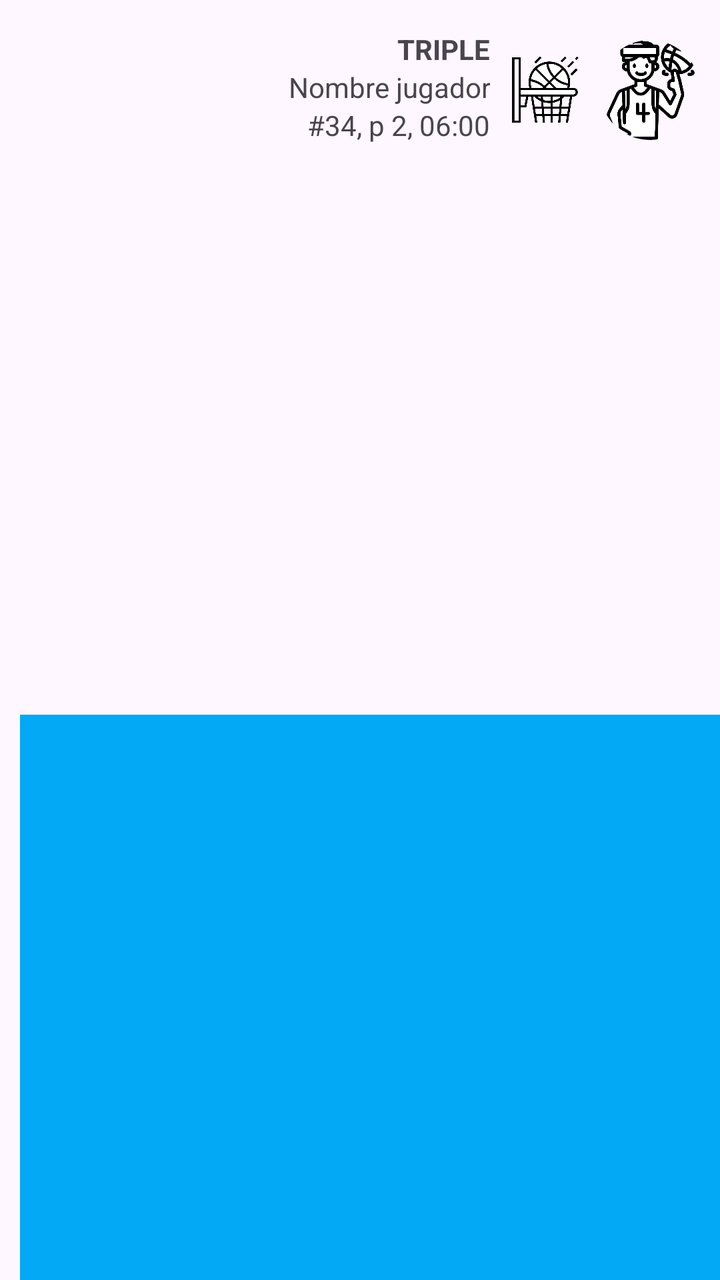
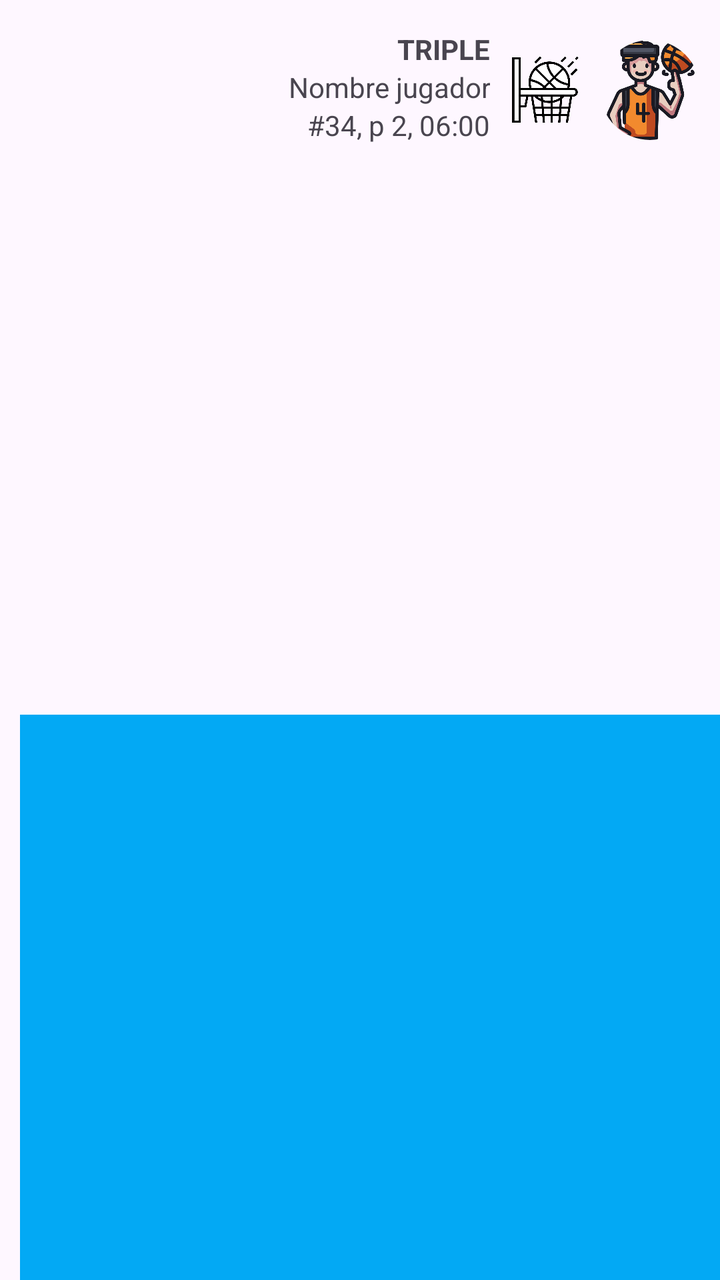

An Android layout rendered at two revisions. The XML below is the earlier revision; the diff shows what the commit changed to produce the second picture.
<!-- AndroidManifest.xml: application theme Theme.UBB_estadistica -->
<!-- res/layout/minutoaminuto_visitante.xml -->
<?xml version="1.0" encoding="utf-8"?>
<LinearLayout xmlns:android="http://schemas.android.com/apk/res/android"
    xmlns:app="http://schemas.android.com/apk/res-auto"
    xmlns:tools="http://schemas.android.com/tools"
    android:layout_width="match_parent"
    android:layout_height="wrap_content"
    android:orientation="vertical">

    <LinearLayout
        android:layout_width="match_parent"
        android:layout_height="wrap_content"
        android:layout_weight="1"
        android:orientation="horizontal">

        <LinearLayout
            android:layout_width="match_parent"
            android:layout_height="wrap_content"
            android:layout_weight="1"
            android:orientation="vertical">

            <TextView
                android:id="@+id/txtLVMFrase"
                android:layout_width="match_parent"
                android:layout_height="wrap_content"
                android:layout_marginTop="15sp"
                android:gravity="right"
                android:text="TRIPLE"
                android:textStyle="bold" />

            <TextView
                android:id="@+id/txtLVMNombre"
                android:layout_width="match_parent"
                android:layout_height="wrap_content"
                android:gravity="right"
                android:text="Nombre jugador" />

            <LinearLayout
                android:layout_width="match_parent"
                android:layout_height="match_parent"
                android:orientation="horizontal">

                <TextView
                    android:id="@+id/txtLVM"
                    android:layout_width="wrap_content"
                    android:layout_height="wrap_content"
                    android:layout_weight="1"
                    android:gravity="right"
                    android:text="#34, p 2, 06:00" />

                <TextView
                    android:id="@+id/txtLVMResultado"
                    android:layout_width="wrap_content"
                    android:layout_height="wrap_content"
                    android:layout_weight="0.1"
                    android:gravity="right"
                    android:text="0 - 0"
                    android:textColor="@color/yellow_logo_700"
                    android:textSize="18sp"
                    android:textStyle="bold"
                    android:visibility="gone" />

            </LinearLayout>
        </LinearLayout>

        <ImageView
            android:id="@+id/imgAccionMAM"
            android:layout_width="150sp"
            android:layout_height="50sp"
            android:layout_marginLeft="10sp"
            android:layout_marginTop="20sp"
            android:layout_weight="1"
            app:srcCompat="@drawable/canastablanco" />

        <com.google.android.material.imageview.ShapeableImageView
            android:id="@+id/imgJugadorMAM"
            android:layout_width="165sp"
            android:layout_height="50sp"
            android:layout_marginLeft="10sp"
            android:layout_marginTop="20sp"
            android:layout_marginRight="10sp"
            android:layout_weight="1"
            android:scaleType="centerCrop"
            app:shapeAppearanceOverlay="@style/circular"
            app:srcCompat="@drawable/jugador_blanco" />

    </LinearLayout>

    <View
        android:id="@+id/lineaSeparadora"
        android:layout_width="match_parent"
        android:layout_height="2dp"
        android:layout_marginLeft="10dp"
        android:layout_marginTop="5dp"
        android:layout_weight="1"
        android:background="#03A9F4" />
</LinearLayout>
<!-- resources referenced by this layout -->
<resources>
  <color name="yellow_logo_700">#FBC02D</color>
  <!-- drawable canastablanco: png bitmap (drawable, 26481 bytes) -->
  <!-- drawable jugador_blanco: png bitmap (drawable, 42783 bytes) -->
  <style name="circular">
          <item name="cornerSize">50%</item>
      </style>
  <style name="Theme.UBB_estadistica" parent="Theme.MaterialComponents.DayNight.DarkActionBar">
          
          <item name="colorPrimary">@color/yellow_logo_500</item>
          <item name="colorPrimaryDark">@color/yellow_logo_700</item>
          <item name="colorAccent">@color/yellow_logo</item>
  
          <item name="colorPrimaryVariant">@color/yellow_logo_700</item>
          <item name="colorOnPrimary">@color/white</item>
          
          <item name="colorSecondary">@color/teal_200</item>
          <item name="colorSecondaryVariant">@color/teal_700</item>
          <item name="colorOnSecondary">@color/black</item>
          
          <item name="android:statusBarColor">@color/yellow_logo_700</item>
          
      </style>
  <color name="yellow_logo_500">#FFEB3B</color>
  <color name="yellow_logo">#F3DD2F</color>
  <color name="white">#FFFFFFFF</color>
  <color name="teal_200">#FF03DAC5</color>
  <color name="teal_700">#FF018786</color>
  <color name="black">#FF000000</color>
</resources>

<!-- the commit's change to res/layout/minutoaminuto_visitante.xml (unified diff, before → after) -->
@@ -81,7 +81,7 @@
             android:layout_weight="1"
             android:scaleType="centerCrop"
             app:shapeAppearanceOverlay="@style/circular"
-            app:srcCompat="@drawable/jugador_blanco" />
+            app:srcCompat="@drawable/jugador_de_baloncesto" />
 
     </LinearLayout>
 
<!-- resource entries referenced after the edit -->
@@ -2,7 +2,7 @@
 <resources>
   <color name="yellow_logo_700">#FBC02D</color>
   <!-- drawable canastablanco: png bitmap (drawable, 26481 bytes) -->
-  <!-- drawable jugador_blanco: png bitmap (drawable, 42783 bytes) -->
+  <!-- drawable jugador_de_baloncesto: png bitmap (drawable, 51891 bytes) -->
   <style name="circular">
           <item name="cornerSize">50%</item>
       </style>
